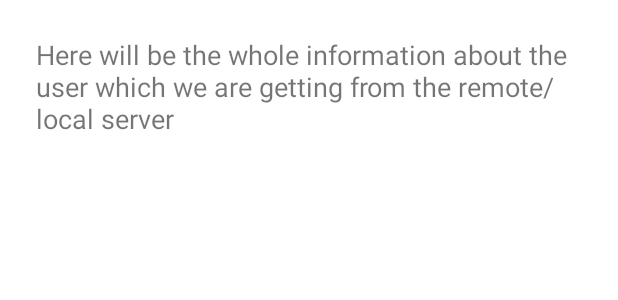
After one commit to Akshaya-Amar/MVVM-Listify, an Android app: the layout bottom_sheet_item.xml on its own in the app's theme, with its tools: preview values and no code run, on a phone screen of 412 x 824 dp. The commit adds this screen. Shown: the top 300 px of the screen. Run offline under Robolectric (Android 15) with nearby library versions, the phone set to English and light mode, and no system bars.

Commit message:
parcelize plugin added, bottom sheet added

```diff
--- a/app/build.gradle.kts
+++ b/app/build.gradle.kts
@@ -1,6 +1,7 @@
 plugins {
     alias(libs.plugins.android.application)
     alias(libs.plugins.kotlin.android)
+    id("kotlin-parcelize")
 }
 
 android {
--- /dev/null
+++ b/app/src/main/res/layout/bottom_sheet_item.xml
@@ -0,0 +1,19 @@
+<?xml version="1.0" encoding="utf-8"?>
+<androidx.constraintlayout.widget.ConstraintLayout xmlns:android="http://schemas.android.com/apk/res/android"
+    xmlns:app="http://schemas.android.com/apk/res-auto"
+    xmlns:tools="http://schemas.android.com/tools"
+    android:layout_width="match_parent"
+    android:layout_height="match_parent">
+
+    <TextView
+        android:id="@+id/info_text_view"
+        android:layout_width="match_parent"
+        android:layout_height="match_parent"
+        android:padding="24dp"
+        android:textSize="18sp"
+        app:layout_constraintBottom_toBottomOf="parent"
+        app:layout_constraintEnd_toEndOf="parent"
+        app:layout_constraintStart_toStartOf="parent"
+        app:layout_constraintTop_toTopOf="parent"
+        tools:text="Here will be the whole information about the user which we are getting from the remote/local server" />
+</androidx.constraintlayout.widget.ConstraintLayout>
```
Also changed, not shown: app/src/main/java/com/example/mvvmretrofitkotlin/data/model/User.kt (+8 -3 lines), app/src/main/java/com/example/mvvmretrofitkotlin/ui/activity/HomeActivity.kt (+9 -1 lines), app/src/main/java/com/example/mvvmretrofitkotlin/ui/fragment/BottomSheetFragment.kt (added, +46 -0 lines).
